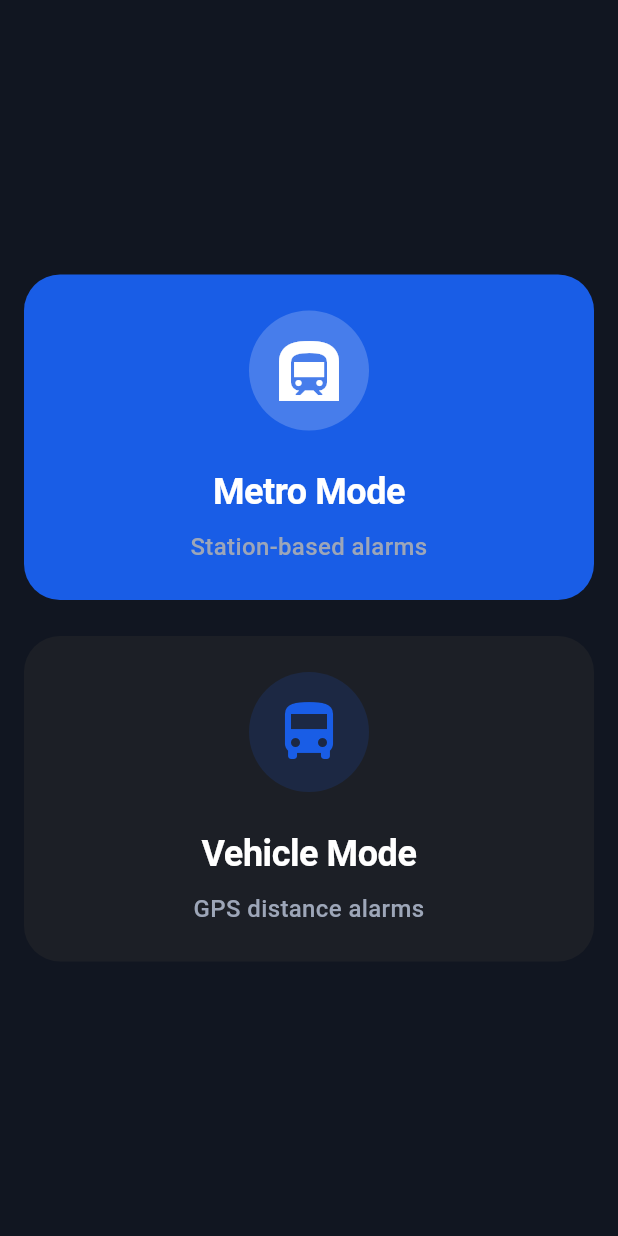
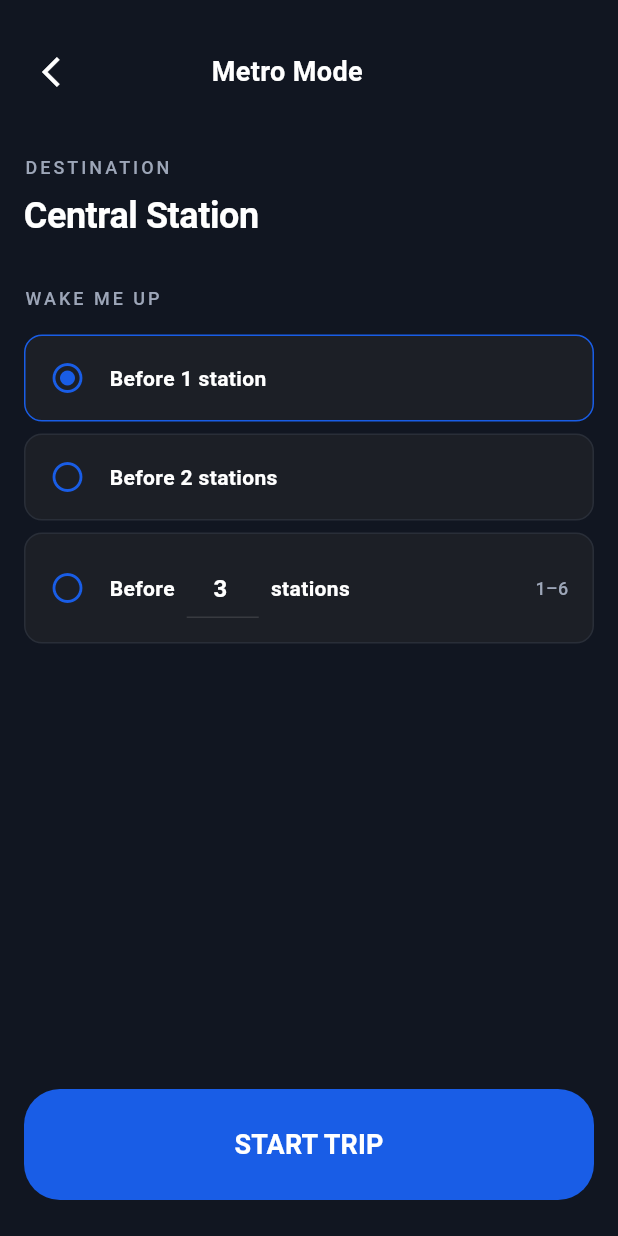
Before and after one commit to Hag-ras/fawaq, a Flutter app: the screen it shows after launch, after a tap on "Metro Mode", on a phone screen of 412 x 824 dp. Run offline on Flutter 3.47's test engine with Material 3 defaults, Android fonts, the phone set to English and light mode, and no system bars; Roboto replaces fonts that are missing (Public Sans).

Commit message:
feat(metro): setup screen with destination and alert timing

```diff
--- a/fawaq/lib/app/app.dart
+++ b/fawaq/lib/app/app.dart
@@ -1,6 +1,7 @@
 import 'package:flutter/material.dart';
+
+import 'router.dart';
 import '../ui/theme/app_theme.dart';
-import '../features/home/home_screen.dart';
 
 class FawaqApp extends StatelessWidget {
   const FawaqApp({super.key});
@@ -10,7 +11,8 @@ class FawaqApp extends StatelessWidget {
     return MaterialApp(
       debugShowCheckedModeBanner: false,
       theme: AppTheme.dark(),
-      home: const HomeScreen(),
+      onGenerateRoute: AppRouter.onGenerateRoute,
+      initialRoute: AppRoutes.home,
     );
   }
 }
--- a/fawaq/lib/app/router.dart
+++ b/fawaq/lib/app/router.dart
@@ -0,0 +1,55 @@
+import 'package:flutter/material.dart';
+
+import '../features/home/home_screen.dart';
+
+import '../features/metro/metro_setup_screen.dart';
+import '../features/metro/metro_active_screen.dart';
+
+// import '../features/vehicle/vehicle_setup_screen.dart';
+// import '../features/vehicle/vehicle_active_screen.dart';
+
+abstract class AppRoutes {
+  static const home = '/';
+
+  static const metroSetup = '/metro/setup';
+  static const metroActive = '/metro/active';
+
+//   static const vehicleSetup = '/vehicle/setup';
+//   static const vehicleActive = '/vehicle/active';
+}
+
+class AppRouter {
+  static Route<dynamic> onGenerateRoute(RouteSettings settings) {
+    switch (settings.name) {
+      case AppRoutes.home:
+        return _page(const HomeScreen());
+
+      case AppRoutes.metroSetup:
+        return _page(const MetroSetupScreen());
+
+      case AppRoutes.metroActive:
+        return _page(const MetroActiveScreen());
+
+    //   case AppRoutes.vehicleSetup:
+    //     return _page(const VehicleSetupScreen());
+
+    //   case AppRoutes.vehicleActive:
+    //     return _page(const VehicleActiveScreen());
+
+      default:
+        return _page(
+          const Scaffold(
+            body: Center(
+              child: Text('Route not found'),
+            ),
+          ),
+        );
+    }
+  }
+
+  static PageRoute _page(Widget child) {
+    return MaterialPageRoute(
+      builder: (_) => child,
+    );
+  }
+}
--- a/fawaq/lib/features/home/home_screen.dart
+++ b/fawaq/lib/features/home/home_screen.dart
@@ -4,6 +4,7 @@ import '../../ui/components/app_scaffold.dart';
 import '../../ui/components/mode_card.dart';
 import '../../ui/tokens/colors.dart';
 import '../../ui/tokens/spacing.dart';
+import '../metro/metro_setup_screen.dart';
 
 class HomeScreen extends StatelessWidget {
   const HomeScreen({super.key});
@@ -23,7 +24,13 @@ class HomeScreen extends StatelessWidget {
               backgroundColor: AppColors.primary,
               iconBackgroundColor: Colors.white.withOpacity(0.2),
               iconColor: Colors.white,
-              onTap: () {},
+              onTap: () {
+                Navigator.of(context).push(
+                  MaterialPageRoute(
+                    builder: (_) => const MetroSetupScreen(),
+                  ),
+                );
+              },
             ),
           ),
           SizedBox(height: AppSpacing.lg),
--- a/fawaq/lib/features/metro/metro_setup_screen.dart
+++ b/fawaq/lib/features/metro/metro_setup_screen.dart
@@ -0,0 +1,60 @@
+import 'package:flutter/material.dart';
+
+import '../../ui/components/app_scaffold.dart';
+import '../../ui/components/primary_button.dart';
+import '../../ui/tokens/spacing.dart';
+
+import 'widgets/metro_destination_section.dart';
+import 'widgets/metro_alert_timing_section.dart';
+
+class MetroSetupScreen extends StatelessWidget {
+  const MetroSetupScreen({super.key});
+
+  @override
+  Widget build(BuildContext context) {
+    return AppScaffold(
+      body: Column(
+        crossAxisAlignment: CrossAxisAlignment.start,
+        children: [
+          const _Header(),
+          SizedBox(height: AppSpacing.xl),
+          const MetroDestinationSection(),
+          SizedBox(height: AppSpacing.xl),
+          const MetroAlertTimingSection(),
+          const Spacer(),
+          PrimaryButton(
+            label: 'START TRIP',
+            onPressed: () {
+              Navigator.pushNamed(context, '/metro/active');
+            },
+          ),
+        ],
+      ),
+    );
+  }
+}
+
+class _Header extends StatelessWidget {
+  const _Header();
+
+  @override
+  Widget build(BuildContext context) {
+    return Row(
+      children: [
+        IconButton(
+          onPressed: () => Navigator.pop(context),
+          icon: const Icon(Icons.arrow_back_ios),
+        ),
+        const Spacer(),
+        const Text(
+          'Metro Mode',
+          style: TextStyle(
+            fontSize: 18,
+            fontWeight: FontWeight.w700,
+          ),
+        ),
+        const Spacer(flex: 2),
+      ],
+    );
+  }
+}
--- /dev/null
+++ b/fawaq/lib/features/metro/widgets/metro_alert_timing_section.dart
@@ -0,0 +1,232 @@
+import 'package:flutter/material.dart';
+
+import '../../../ui/tokens/colors.dart';
+import '../../../ui/tokens/spacing.dart';
+
+class MetroAlertTimingSection extends StatefulWidget {
+  const MetroAlertTimingSection({super.key});
+
+  @override
+  State<MetroAlertTimingSection> createState() =>
+      _MetroAlertTimingSectionState();
+}
+
+class _MetroAlertTimingSectionState extends State<MetroAlertTimingSection> {
+  int _selectedStations = 1;
+  bool _isCustom = false;
+
+  final TextEditingController _controller =
+      TextEditingController(text: '3');
+
+  static const int _minStations = 1;
+  static const int _maxStations = 6;
+
+  void _selectPreset(int value) {
+    setState(() {
+      _isCustom = false;
+      _selectedStations = value;
+    });
+  }
+
+  void _selectCustom() {
+    setState(() {
+      _isCustom = true;
+      _selectedStations = int.tryParse(_controller.text) ?? _minStations;
+    });
+  }
+
+  void _onCustomChanged(String value) {
+    final parsed = int.tryParse(value);
+    if (parsed == null) return;
+
+    final clamped = parsed.clamp(_minStations, _maxStations);
+    setState(() {
+      _selectedStations = clamped;
+    });
+  }
+
+  @override
+  Widget build(BuildContext context) {
+    return Column(
+      crossAxisAlignment: CrossAxisAlignment.start,
+      children: [
+        Text(
+          'WAKE ME UP',
+          style: Theme.of(context).textTheme.labelMedium?.copyWith(
+                color: AppColors.textSecondaryDark,
+                letterSpacing: 2,
+              ),
+        ),
+        SizedBox(height: AppSpacing.md),
+
+        _OptionCard(
+          label: 'Before 1 station',
+          selected: !_isCustom && _selectedStations == 1,
+          onTap: () => _selectPreset(1),
+        ),
+
+        _OptionCard(
+          label: 'Before 2 stations',
+          selected: !_isCustom && _selectedStations == 2,
+          onTap: () => _selectPreset(2),
+        ),
+
+        _CustomOptionCard(
+          controller: _controller,
+          selected: _isCustom,
+          min: _minStations,
+          max: _maxStations,
+          onTap: _selectCustom,
+          onChanged: _onCustomChanged,
+        ),
+      ],
+    );
+  }
+}
+
+class _OptionCard extends StatelessWidget {
+  final String label;
+  final bool selected;
+  final VoidCallback onTap;
+
+  const _OptionCard({
+    required this.label,
+    required this.selected,
+    required this.onTap,
+  });
+
+  @override
+  Widget build(BuildContext context) {
+    return GestureDetector(
+      onTap: onTap,
+      child: Container(
+        margin: EdgeInsets.only(bottom: AppSpacing.sm),
+        padding: EdgeInsets.all(AppSpacing.md),
+        decoration: BoxDecoration(
+          color: AppColors.surfaceDark,
+          borderRadius: BorderRadius.circular(12),
+          border: Border.all(
+            color: selected ? AppColors.primary : AppColors.borderDark,
+          ),
+        ),
+        child: Row(
+          children: [
+            Icon(
+              selected
+                  ? Icons.radio_button_checked
+                  : Icons.radio_button_off,
+              color: AppColors.primary,
+            ),
+            SizedBox(width: AppSpacing.md),
+            Text(
+              label,
+              style: TextStyle(
+                color: AppColors.textPrimaryDark,
+                fontWeight: FontWeight.w600,
+              ),
+            ),
+          ],
+        ),
+      ),
+    );
+  }
+}
+
+class _CustomOptionCard extends StatelessWidget {
+  final TextEditingController controller;
+  final bool selected;
+  final int min;
+  final int max;
+  final VoidCallback onTap;
+  final ValueChanged<String> onChanged;
+
+  const _CustomOptionCard({
+    required this.controller,
+    required this.selected,
+    required this.min,
+    required this.max,
+    required this.onTap,
+    required this.onChanged,
+  });
+
+  @override
+  Widget build(BuildContext context) {
+    return GestureDetector(
+      onTap: onTap,
+      child: Container(
+        padding: EdgeInsets.all(AppSpacing.md),
+        decoration: BoxDecoration(
+          color: AppColors.surfaceDark,
+          borderRadius: BorderRadius.circular(12),
+          border: Border.all(
+            color: selected ? AppColors.primary : AppColors.borderDark,
+          ),
+        ),
+        child: Row(
+          children: [
+            Icon(
+              selected
+                  ? Icons.radio_button_checked
+                  : Icons.radio_button_off,
+              color: AppColors.primary,
+            ),
+            SizedBox(width: AppSpacing.md),
+            const Text(
+              'Before',
+              style: TextStyle(
+                color: AppColors.textPrimaryDark,
+                fontWeight: FontWeight.w600,
+              ),
+            ),
+            SizedBox(width: AppSpacing.sm),
+            SizedBox(
+              width: 48,
+              child: TextField(
+                controller: controller,
+                enabled: selected,
+                keyboardType: TextInputType.number,
+                textAlign: TextAlign.center,
+                style: const TextStyle(
+                  color: AppColors.textPrimaryDark,
+                  fontWeight: FontWeight.w700,
+                ),
+                decoration: InputDecoration(
+                  isDense: true,
+                  contentPadding:
+                      const EdgeInsets.symmetric(vertical: 8),
+                  enabledBorder: UnderlineInputBorder(
+                    borderSide: BorderSide(
+                      color: AppColors.borderDark,
+                    ),
+                  ),
+                  focusedBorder: UnderlineInputBorder(
+                    borderSide: BorderSide(
+                      color: AppColors.primary,
+                    ),
+                  ),
+                ),
+                onChanged: onChanged,
+              ),
+            ),
+            SizedBox(width: AppSpacing.sm),
+            Text(
+              'stations',
+              style: TextStyle(
+                color: AppColors.textPrimaryDark,
+                fontWeight: FontWeight.w600,
+              ),
+            ),
+            const Spacer(),
+            Text(
+              '$min–$max',
+              style: TextStyle(
+                color: AppColors.textSecondaryDark,
+                fontSize: 12,
+              ),
+            ),
+          ],
+        ),
+      ),
+    );
+  }
+}
--- /dev/null
+++ b/fawaq/lib/features/metro/widgets/metro_destination_section.dart
@@ -0,0 +1,31 @@
+import 'package:flutter/material.dart';
+import '../../../ui/tokens/colors.dart';
+import '../../../ui/tokens/spacing.dart';
+
+class MetroDestinationSection extends StatelessWidget {
+  const MetroDestinationSection({super.key});
+
+  @override
+  Widget build(BuildContext context) {
+    return Column(
+      crossAxisAlignment: CrossAxisAlignment.start,
+      children: [
+        Text(
+          'DESTINATION',
+          style: Theme.of(context).textTheme.labelMedium?.copyWith(
+                color: AppColors.textSecondaryDark,
+                letterSpacing: 2,
+              ),
+        ),
+        SizedBox(height: AppSpacing.sm),
+        Text(
+          'Central Station',
+          style: Theme.of(context).textTheme.headlineMedium?.copyWith(
+                color: AppColors.textPrimaryDark,
+                fontWeight: FontWeight.bold,
+              ),
+        ),
+      ],
+    );
+  }
+}
```
Also changed, not shown: fawaq/lib/features/metro/metro_active_screen.dart (+43 -0 lines), fawaq/lib/features/metro/widgets/metro_back_button.dart (added, +15 -0 lines), fawaq/lib/features/metro/widgets/metro_distance_card.dart (added, +47 -0 lines), fawaq/lib/features/metro/widgets/metro_status_indicator.dart (added, +40 -0 lines).
